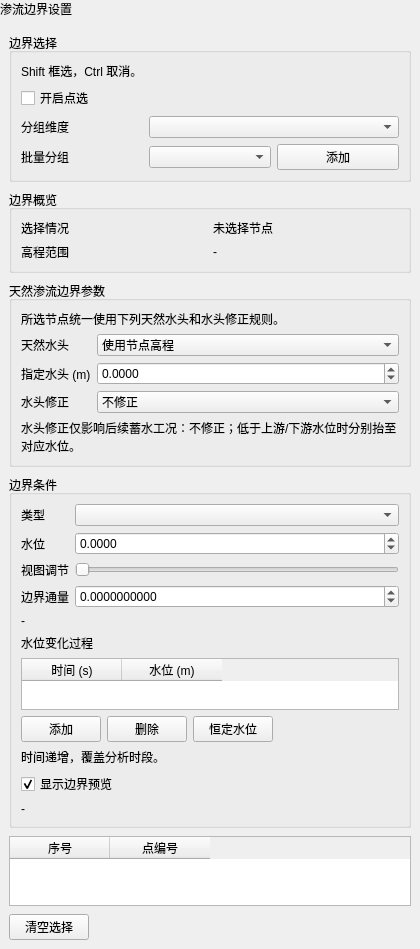
Before: the Qt Designer form plugins/Base_Solver/SeepageBoundaryPage.ui in asd977/base_cae, drawn with Qt 5.
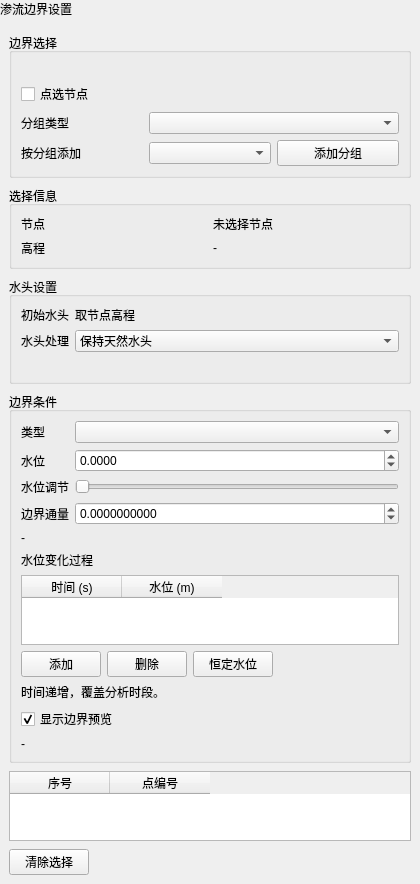
After: the same form once the commit is applied. Custom widgets are drawn as their Qt base class.

Patch:
```diff
--- a/plugins/Base_Solver/SeepageBoundaryPage.ui
+++ b/plugins/Base_Solver/SeepageBoundaryPage.ui
@@ -62,7 +62,7 @@
         <item row="0" column="0" colspan="3">
          <widget class="QLabel" name="boxSelectHintLabel">
           <property name="text">
-           <string>Shift 框选，Ctrl 取消。</string>
+           <string/>
           </property>
           <property name="wordWrap">
            <bool>true</bool>
@@ -72,7 +72,7 @@
         <item row="1" column="0" colspan="3">
          <widget class="QCheckBox" name="checkEnablePointPick">
           <property name="text">
-           <string>开启点选</string>
+           <string>点选节点</string>
           </property>
           <property name="checked">
            <bool>false</bool>
@@ -82,7 +82,7 @@
         <item row="2" column="0">
          <widget class="QLabel" name="labelDim">
           <property name="text">
-           <string>分组维度</string>
+           <string>分组类型</string>
           </property>
          </widget>
         </item>
@@ -92,7 +92,7 @@
         <item row="3" column="0">
          <widget class="QLabel" name="labelGroup">
           <property name="text">
-           <string>批量分组</string>
+           <string>按分组添加</string>
           </property>
          </widget>
         </item>
@@ -102,7 +102,7 @@
         <item row="3" column="2">
          <widget class="QPushButton" name="btnBatchAdd">
           <property name="text">
-           <string>添加</string>
+           <string>添加分组</string>
           </property>
          </widget>
         </item>
@@ -112,13 +112,13 @@
      <item>
       <widget class="QGroupBox" name="groupBoxInfo">
        <property name="title">
-        <string>边界概览</string>
+        <string>选择信息</string>
        </property>
        <layout class="QGridLayout" name="gridLayoutInfo">
         <item row="0" column="0">
          <widget class="QLabel" name="label1">
           <property name="text">
-           <string>选择情况</string>
+           <string>节点</string>
           </property>
          </widget>
         </item>
@@ -135,7 +135,7 @@
         <item row="1" column="0">
          <widget class="QLabel" name="labelElevationRange">
           <property name="text">
-           <string>高程范围</string>
+           <string>高程</string>
           </property>
          </widget>
         </item>
@@ -155,78 +155,38 @@
      <item>
       <widget class="QGroupBox" name="groupBoxNaturalFree">
        <property name="title">
-        <string>天然渗流边界参数</string>
+        <string>水头设置</string>
        </property>
        <property name="visible">
         <bool>false</bool>
        </property>
        <layout class="QFormLayout" name="formLayoutNaturalFree">
-        <item row="0" column="0" colspan="2">
+        <item row="0" column="0">
+         <widget class="QLabel" name="labelNaturalHead">
+          <property name="text">
+           <string>初始水头</string>
+          </property>
+         </widget>
+        </item>
+        <item row="0" column="1">
          <widget class="QLabel" name="labelNaturalFreeHint">
           <property name="text">
-           <string>所选节点统一使用下列天然水头和水头修正规则。</string>
-          </property>
-          <property name="wordWrap">
-           <bool>true</bool>
+           <string>取节点高程</string>
           </property>
          </widget>
         </item>
         <item row="1" column="0">
-         <widget class="QLabel" name="labelNaturalHeadMode">
-          <property name="text">
-           <string>天然水头</string>
-          </property>
-         </widget>
-        </item>
-        <item row="1" column="1">
-         <widget class="QComboBox" name="comboNaturalHeadMode">
-          <item>
-           <property name="text">
-            <string>使用节点高程</string>
-           </property>
-          </item>
-          <item>
-           <property name="text">
-            <string>统一指定水头</string>
-           </property>
-          </item>
-         </widget>
-        </item>
-        <item row="2" column="0">
-         <widget class="QLabel" name="labelNaturalUniformHead">
-          <property name="text">
-           <string>指定水头 (m)</string>
-          </property>
-         </widget>
-        </item>
-        <item row="2" column="1">
-         <widget class="QDoubleSpinBox" name="spinNaturalUniformHead">
-          <property name="decimals">
-           <number>4</number>
-          </property>
-          <property name="minimum">
-           <double>-1000000.000000000000000</double>
-          </property>
-          <property name="maximum">
-           <double>1000000.000000000000000</double>
-          </property>
-          <property name="keyboardTracking">
-           <bool>false</bool>
-          </property>
-         </widget>
-        </item>
-        <item row="3" column="0">
          <widget class="QLabel" name="labelNaturalCorrection">
           <property name="text">
-           <string>水头修正</string>
+           <string>水头处理</string>
           </property>
          </widget>
         </item>
-        <item row="3" column="1">
+        <item row="1" column="1">
          <widget class="QComboBox" name="comboNaturalCorrection">
           <item>
            <property name="text">
-            <string>不修正</string>
+            <string>保持天然水头</string>
            </property>
           </item>
           <item>
@@ -241,10 +201,10 @@
           </item>
          </widget>
         </item>
-        <item row="4" column="0" colspan="2">
-         <widget class="QLabel" name="labelNaturalCorrectionHint">
+        <item row="2" column="0" colspan="2">
+         <widget class="QLabel" name="labelNaturalPreviewSummary">
           <property name="text">
-           <string>水头修正仅影响后续蓄水工况：不修正；低于上游/下游水位时分别抬至对应水位。</string>
+           <string/>
           </property>
           <property name="wordWrap">
            <bool>true</bool>
@@ -296,7 +256,7 @@
         <item row="2" column="0">
          <widget class="QLabel" name="labelWaterLevelSlider">
           <property name="text">
-           <string>视图调节</string>
+           <string>水位调节</string>
           </property>
          </widget>
         </item>
@@ -486,7 +446,7 @@
        <item>
         <widget class="QPushButton" name="btnClear">
          <property name="text">
-          <string>清空选择</string>
+          <string>清除选择</string>
          </property>
         </widget>
        </item>
```
Left out of the diff: 7 changed lines with no effect on the pictures.
